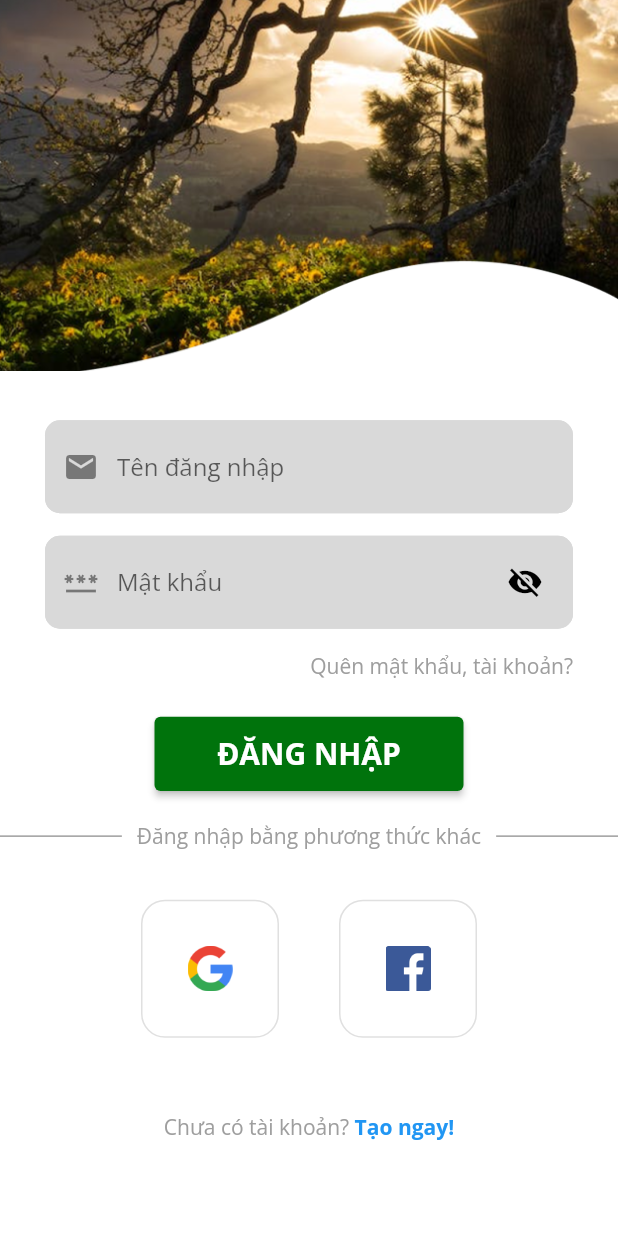
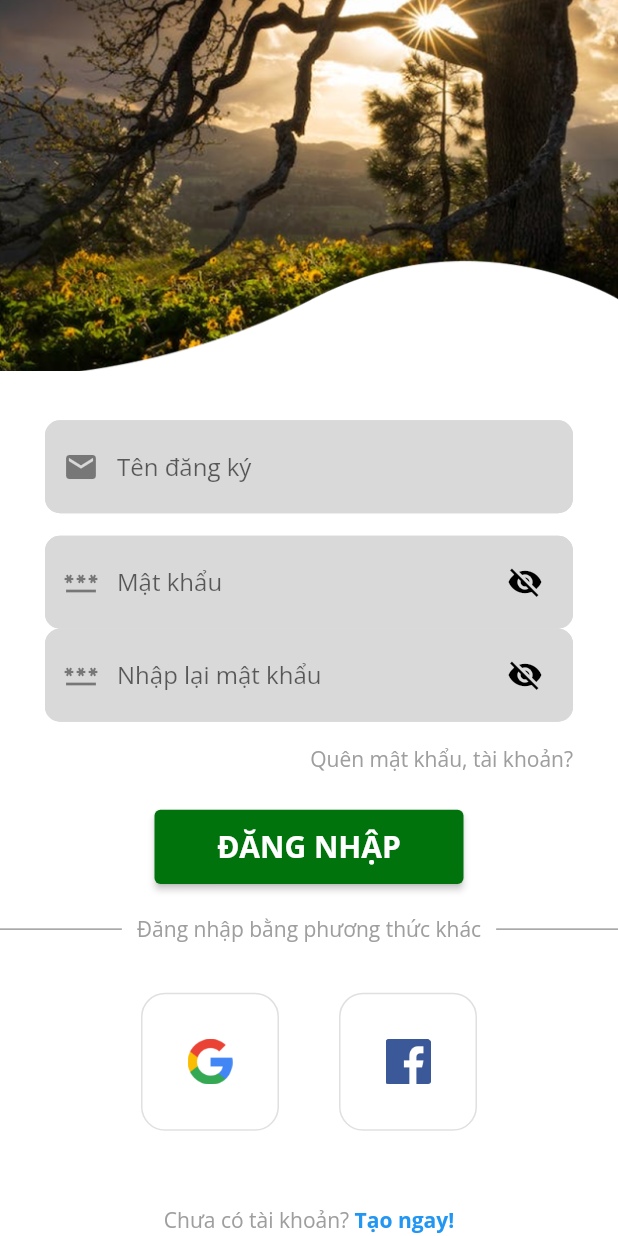
Before and after one commit to Dong0711/Smart-farm, a Flutter app: the screen it shows after launch, on a phone screen of 412 x 824 dp. Run offline on Flutter 3.47's test engine with Material 2 defaults, Android fonts, the light colour scheme and no system bars.

Commit message:
SigninPage

```diff
--- a/farm/lib/main.dart
+++ b/farm/lib/main.dart
@@ -1,5 +1,5 @@
-
 import 'package:farm/page/LoginPage.dart';
+import 'package:farm/page/SigninPage.dart';
 import 'package:flutter/material.dart';
 import 'package:farm/page/LoginPage.dart';
 // ignore: depend_on_referenced_packages
@@ -28,7 +28,7 @@ class MyApp extends StatelessWidget {
       ],
       debugShowCheckedModeBanner: false,
       theme: ThemeData(fontFamily: 'Open Sans'),
-      home: LoginPage(),
+      home: SigninPage(),
     );
   }
 }
--- /dev/null
+++ b/farm/lib/page/SigninPage.dart
@@ -0,0 +1,212 @@
+import 'package:farm/page/MainPage.dart';
+import 'package:flutter/material.dart';
+import 'package:farm/components/My_button.dart';
+import 'package:farm/components/My_text_field.dart';
+import 'package:farm/components/Square_title.dart';
+import 'package:farm/config/theme/AppColor.dart';
+
+class SigninPage extends StatefulWidget {
+  SigninPage({super.key});
+
+  @override
+  State<SigninPage> createState() => _SigninPageState();
+}
+
+class _SigninPageState extends State<SigninPage> {
+  // text editing controllers
+  final usernameController = TextEditingController();
+
+  final passwordController = TextEditingController();
+
+  final emailController = TextEditingController();
+
+  bool _showPass = true;
+
+  @override
+  Widget build(BuildContext context) {
+    double screenHeight = MediaQuery.of(context).size.height;
+    double screenWidth = MediaQuery.of(context).size.width;
+    return Scaffold(
+      backgroundColor: Colors.white,
+      //logo
+      body: SingleChildScrollView(
+        child: SafeArea(
+          child: Column(children: [
+            Container(
+              width: screenWidth,
+              height: screenHeight * 0.3,
+              decoration: BoxDecoration(
+                  image: DecorationImage(
+                      image: AssetImage('lib/images/backgroundhome.png'),
+                      fit: BoxFit.cover)),
+              // child: Text('this is container'),
+            ),
+            SizedBox(
+              height: screenHeight * 0.04,
+            ),
+            Padding(
+              padding: EdgeInsets.symmetric(horizontal: 30),
+              child: MyTextField(
+                controller: usernameController,
+                hintText: 'Tên đăng ký',
+                obscureText: false,
+                icon: Icon(Icons.email),
+              ),
+            ),
+            SizedBox(
+              height: 15,
+            ),
+
+            Padding(
+              padding: EdgeInsets.symmetric(horizontal: 30),
+              child:
+                  Stack(alignment: AlignmentDirectional.centerEnd, children: [
+                MyTextField(
+                  controller: passwordController,
+                  hintText: 'Mật khẩu',
+                  obscureText: _showPass,
+                  icon: Icon(Icons.password),
+                ),
+                TextButton(
+                    style: TextButton.styleFrom(
+                      onSurface: Colors.transparent,
+                    ),
+                    onPressed: () {
+                      setState(() {
+                        _showPass = !_showPass;
+                      });
+                    },
+                    child: Icon(
+                      _showPass ? Icons.visibility_off : Icons.visibility,
+                      color: Colors.black,
+                    ))
+              ]),
+            ),
+            Padding(
+              padding: EdgeInsets.symmetric(horizontal: 30),
+              child:
+                  Stack(alignment: AlignmentDirectional.centerEnd, children: [
+                MyTextField(
+                  controller: passwordController,
+                  hintText: 'Nhập lại mật khẩu',
+                  obscureText: _showPass,
+                  icon: Icon(Icons.password),
+                ),
+                TextButton(
+                    style: TextButton.styleFrom(
+                      onSurface: Colors.transparent,
+                    ),
+                    onPressed: () {
+                      setState(() {
+                        _showPass = !_showPass;
+                      });
+                    },
+                    child: Icon(
+                      _showPass ? Icons.visibility_off : Icons.visibility,
+                      color: Colors.black,
+                    ))
+              ]),
+            ),
+            SizedBox(
+              height: 15,
+            ),
+            Padding(
+              padding: const EdgeInsets.symmetric(horizontal: 30),
+              child: Row(
+                mainAxisAlignment: MainAxisAlignment.end,
+                children: const [
+                  Text(
+                    'Quên mật khẩu, tài khoản?',
+                    style: TextStyle(color: Colors.grey),
+                  ),
+                ],
+              ),
+            ),
+            SizedBox(
+              height: screenHeight * 0.03,
+            ),
+
+            Container(
+              child: Mybutton(
+                text: 'ĐĂNG NHẬP',
+                fontSize: 20,
+                onPressed: () {
+                  Navigator.of(context).pushReplacement(
+                      MaterialPageRoute(builder: (context) => MainPage()));
+                },
+              ),
+            ),
+
+            // padding: EdgeInsets.symmetric(horizontal: ),
+
+            SizedBox(
+              height: MediaQuery.of(context).size.width * 0.05,
+            ),
+            //user input
+
+            Row(children: [
+              Expanded(
+                  child: Divider(
+                thickness: 1,
+                color: Colors.grey,
+              )),
+              Padding(
+                padding: EdgeInsets.symmetric(horizontal: 10.0),
+                child: Text(
+                  "Đăng nhập bằng phương thức khác",
+                  style: TextStyle(color: Colors.grey),
+                ),
+              ),
+              Expanded(
+                  child: Divider(
+                thickness: 1,
+                color: Colors.grey,
+              )),
+            ]
+                // children: [Expanded(child: child)],
+                ),
+            SizedBox(
+              height: screenHeight * 0.04,
+            ),
+            Row(
+              mainAxisAlignment: MainAxisAlignment.center,
+              children: [
+                SquareTile(imagePath: 'lib/images/google.png'),
+                SizedBox(
+                  width: 40,
+                ),
+                SquareTile(imagePath: 'lib/images/facebook.png'),
+              ],
+            ),
+            SizedBox(
+              height: 50,
+            ),
+
+            Row(
+              mainAxisAlignment: MainAxisAlignment.center,
+              children: [
+                Text(
+                  'Chưa có tài khoản? ',
+                  style: TextStyle(color: Colors.grey),
+                ),
+                Text(
+                  'Tạo ngay!',
+                  style: TextStyle(
+                      color: Colors.blue, fontWeight: FontWeight.bold),
+                )
+              ],
+            )
+
+            //pass input
+
+            //submit button
+
+            // text
+
+            //another
+          ]),
+        ),
+      ),
+    );
+  }
+}
```
Also changed, not shown: farm/pubspec.lock.
